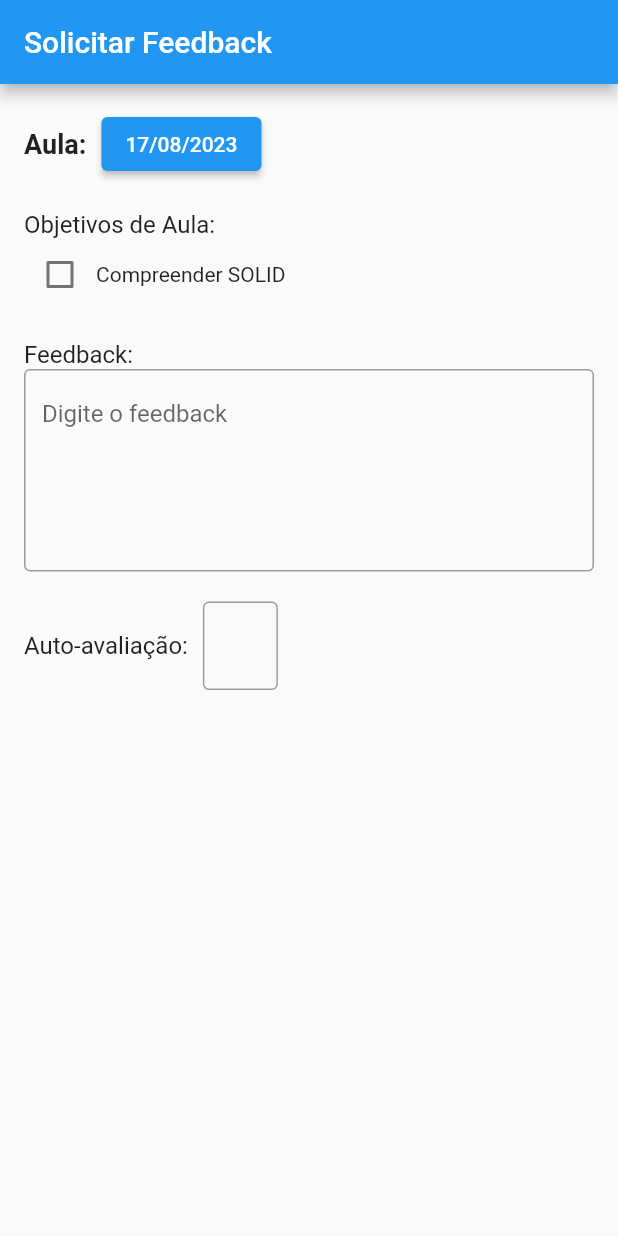
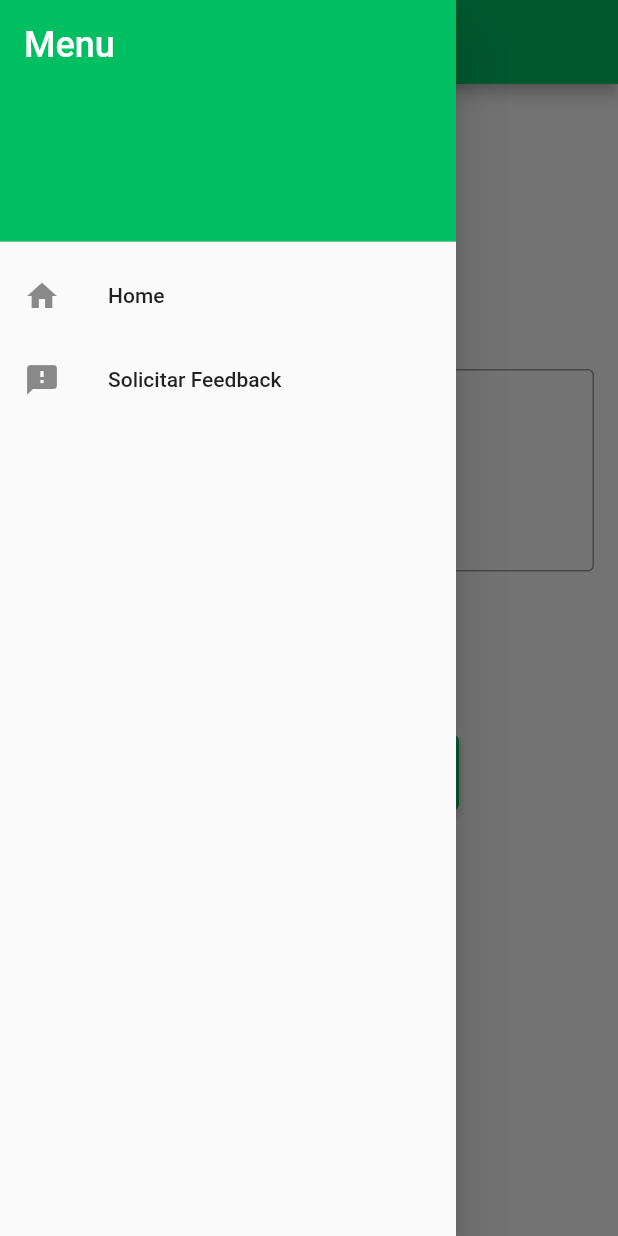
Before and after one commit to Mthws167/Diario_De_Aula, a Flutter app: the FeedbackScreen screen opened directly, with the side drawer open (before the commit the screen has no drawer), on a phone screen of 412 x 824 dp. Run offline on Flutter 3.47's test engine with Material 2 defaults, Android fonts, the phone set to English and light mode, and no system bars.

Commit message:
adicionando drawer

```diff
--- a/lib/main.dart
+++ b/lib/main.dart
@@ -1,6 +1,5 @@
 import 'package:diario_aula/view/aluno_aulas.dart';
+import 'package:diario_aula/view/my_app.dart';
 import 'package:flutter/material.dart';
 
-void main() {
-  runApp(HomeScreen());
-}
+void main() => runApp(MyApp());
--- /dev/null
+++ b/lib/view/main_drawer.dart
@@ -0,0 +1,48 @@
+import 'package:diario_aula/view/solicitar_feedback.dart';
+import 'package:flutter/material.dart';
+
+import 'aluno_aulas.dart';
+import 'detalhes_aula.dart';
+
+class MainDrawer extends StatelessWidget {
+  @override
+  Widget build(BuildContext context) {
+    return Drawer(
+      child: ListView(
+        padding: EdgeInsets.zero,
+        children: <Widget>[
+          DrawerHeader(
+            decoration: BoxDecoration(
+              color: const Color(0xFF00BF63),
+            ),
+            child: Text(
+              'Menu',
+              style: TextStyle(
+                color: Colors.white,
+                fontSize: 24,
+              ),
+            ),
+          ),
+          ListTile(
+            leading: Icon(Icons.home),
+            title: Text('Home'),
+            onTap: () {
+              Navigator.of(context).pushReplacement(MaterialPageRoute(
+                builder: (context) => HomeScreen(),
+              ));
+            },
+          ),
+          ListTile(
+            leading: Icon(Icons.feedback),
+            title: Text('Solicitar Feedback'),
+            onTap: () {
+              Navigator.of(context).pushReplacement(MaterialPageRoute(
+                builder: (context) => FeedbackScreen(),
+              ));
+            },
+          ),
+        ],
+      ),
+    );
+  }
+}
--- /dev/null
+++ b/lib/view/my_app.dart
@@ -0,0 +1,16 @@
+import 'package:diario_aula/view/aluno_aulas.dart';
+import 'package:flutter/material.dart';
+
+class MyApp extends StatelessWidget {
+  @override
+  Widget build(BuildContext context) {
+    return MaterialApp(
+      debugShowCheckedModeBanner: false,
+      title: 'Feedback App',
+      theme: ThemeData(
+        primarySwatch: Colors.blue,
+      ),
+      home: HomeScreen(),
+    );
+  }
+}
--- a/lib/view/solicitar_feedback.dart
+++ b/lib/view/solicitar_feedback.dart
@@ -1,18 +1,6 @@
+import 'package:diario_aula/view/main_drawer.dart';
 import 'package:flutter/material.dart';
 import 'package:intl/intl.dart';
-
-class MyApp extends StatelessWidget {
-  @override
-  Widget build(BuildContext context) {
-    return MaterialApp(
-      title: 'Feedback App',
-      theme: ThemeData(
-        primarySwatch: Colors.blue,
-      ),
-      home: FeedbackScreen(),
-    );
-  }
-}
 
 class FeedbackScreen extends StatefulWidget {
   @override
@@ -40,10 +28,13 @@ class _FeedbackScreenState extends State<FeedbackScreen> {
 
   @override
   Widget build(BuildContext context) {
+    Color myHexColor = const Color(0xFF00BF63);
     return Scaffold(
       appBar: AppBar(
         title: Text('Solicitar Feedback'),
+        backgroundColor: myHexColor,
       ),
+      drawer: MainDrawer(),
       body: Padding(
         padding: const EdgeInsets.all(16.0),
         child: SingleChildScrollView(
@@ -61,6 +52,9 @@ class _FeedbackScreenState extends State<FeedbackScreen> {
                     onPressed: () => _selectDate(context),
                     child: Text(DateFormat('dd/MM/yyyy')
                         .format(_selectedDate)), // Formate a data aqui
+                    style: ElevatedButton.styleFrom(
+                      primary: myHexColor, // Cor do botão da data
+                    ),
                   ),
                 ],
               ),
@@ -99,7 +93,7 @@ class _FeedbackScreenState extends State<FeedbackScreen> {
                   Text('Auto-avaliação:', style: TextStyle(fontSize: 16)),
                   SizedBox(width: 10),
                   Container(
-                    width: 50, // Ajuste a largura conforme necessário
+                    width: 50,
                     child: TextField(
                       onChanged: (text) {
                         _autoAvaliacao = text;
@@ -111,6 +105,17 @@ class _FeedbackScreenState extends State<FeedbackScreen> {
                   ),
                 ],
               ),
+              SizedBox(height: 30),
+              Center(
+                child: ElevatedButton(
+                  onPressed: () {},
+                  child: Text('Solicitar'),
+                  style: ElevatedButton.styleFrom(
+                    primary: myHexColor,
+                    minimumSize: Size(200, 50),
+                  ),
+                ),
+              ),
             ],
           ),
         ),
```
Also changed, not shown: lib/view/aluno_aulas.dart (+7 -8 lines).
